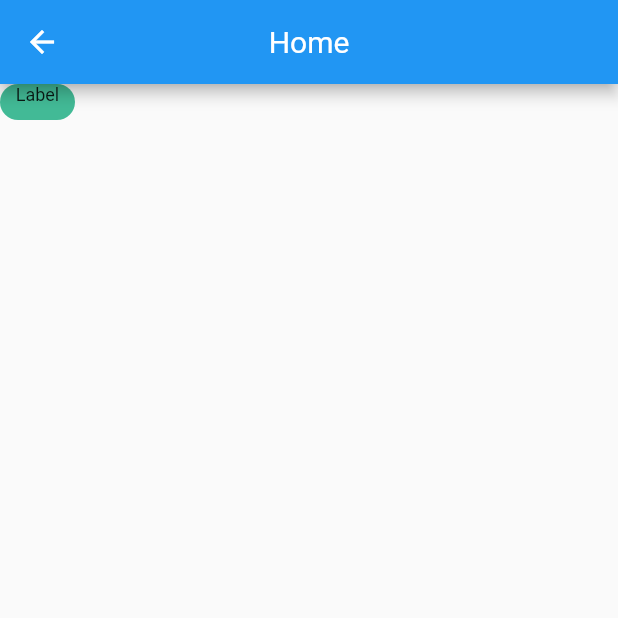
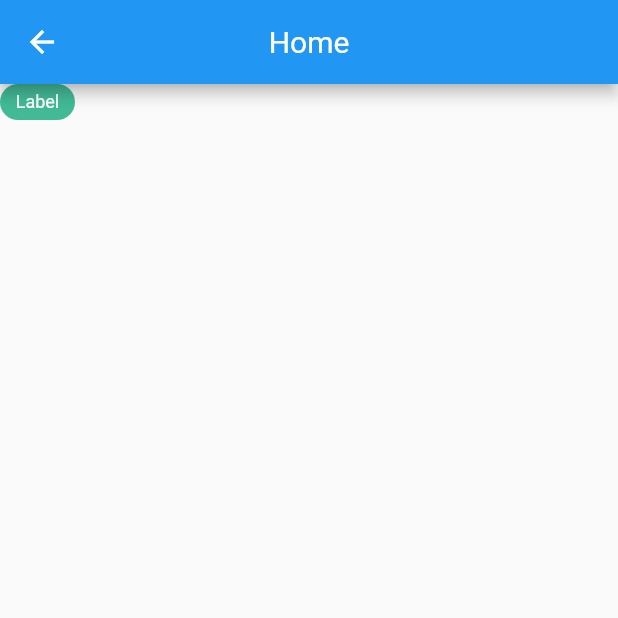
Before and after one commit to aajay-logiciel/ajayjp, a Flutter app: the screen it shows after launch, after a tap on "Labels", on a phone screen of 412 x 824 dp, the top half of it. Run offline on Flutter 3.47's test engine with Material 2 defaults, Android fonts, the phone set to English and light mode, and no system bars; our stand-ins replace get.

Commit message:
button, text comments

```diff
--- a/lib/button_class.dart
+++ b/lib/button_class.dart
@@ -33,6 +33,11 @@ class ButtonClass extends StatelessWidget {
                 const JPButton(
                   text: 'ajshdka',
                   type: JPButtonType.outline,
+                ),
+                const JPButton(
+                  iconData: Icons.circle,
+                  text:'Loading',
+                  iconPosition: JPIconPosition.end,
                 ),
                 text('Null Text Button'),
                 space(),
--- a/packages/jp_ui_kit/lib/Button/index.dart
+++ b/packages/jp_ui_kit/lib/Button/index.dart
@@ -27,19 +27,46 @@ class JPButton extends StatefulWidget {
     Key? key,
   }) : super(key: key);
 
+  /// Defines enabled or disabled of a button.
   final bool disabled;
+
+  /// Used to set button color, text color, border color.
   final JPButtonColorType colorType;
+
+  /// Called when the button is tapped or otherwise activated.
   final VoidCallback? onPressed;
+
+  /// Defines icon data of an icon.
   final IconData? iconData;
+
+  /// Defines icon color of an icon.
   final Color? iconColor;
+
+  /// Defines icon position of an icon.
   final JPIconPosition iconPosition;
+
+  /// Defines icon size of an icon.
+  final double? iconSize;
+
+  /// Defines text of a button.
   final String? text;
+
+  /// Defines text color of a button.
+  final Color? textColor;
+
+  /// Defines text size of a button.
+  final JPTextSize? textSize;
+
+  /// Defines text font family of a button.
+  final JPFontFamily fontFamily;
+
+  /// Defines font weight of a button.
+  final JPFontWeight fontWeight;
+
+  /// Defines size of a button.
   final JPButtonSize size;
-  final Color? textColor;
-  final JPFontFamily fontFamily;
-  final JPFontWeight fontWeight;
-  final JPTextSize? textSize;
-  final double? iconSize;
+
+  /// Defines type of a button.
   final JPButtonType? type;
 
   @override
@@ -72,6 +99,7 @@ class _JPButtonState extends State<JPButton> {
     super.initState();
   }
 
+  /// Return textSize by using button size and default size is [JPTextSize.heading3].
   getTextSize() {
     switch (size) {
       case JPButtonSize.large:
@@ -87,22 +115,30 @@ class _JPButtonState extends State<JPButton> {
     }
   }
 
+  /// Return Color by using colorType and default color is [JPColor.white] but for outline button default color is [JPColor.primary].
   Color getTextColor() {
     switch (widget.colorType) {
       case JPButtonColorType.primary:
-        return widget.type == JPButtonType.outline ? JPColor.primary : JPColor.white;
+        return widget.type == JPButtonType.outline
+            ? JPColor.primary
+            : JPColor.white;
 
       case JPButtonColorType.tertiary:
-        return widget.type == JPButtonType.outline ? JPColor.tertiary : JPColor.white;
+        return widget.type == JPButtonType.outline
+            ? JPColor.tertiary
+            : JPColor.white;
 
       case JPButtonColorType.lightGray:
-        return widget.type == JPButtonType.outline ? JPColor.lightGray : JPColor.tertiary;
+        return widget.type == JPButtonType.outline
+            ? JPColor.lightGray
+            : JPColor.tertiary;
 
       default:
         return JPColor.white;
     }
   }
 
+  /// Return Color  by using colorType and default color is [JPColor.primary] but for outline button color is [JPColor.transparent].
   Color getButtonColor() {
     if (type == JPButtonType.outline) {
       return JPColor.transparent;
@@ -123,6 +159,7 @@ class _JPButtonState extends State<JPButton> {
     }
   }
 
+  /// Return Color by using colorType and default color is [JPColor.primary].
   Color getBorderColor() {
     switch (widget.colorType) {
       case JPButtonColorType.primary:
@@ -139,6 +176,10 @@ class _JPButtonState extends State<JPButton> {
     }
   }
 
+  /// Return BoxDecoration of a container.
+  /// Defines button container decoration by using type.
+  /// Outline button have only border width and color.
+  /// Default border radius is circular of radius 50 and color [JPColor.primary].
   BoxDecoration getBoxDecoration() {
     switch (type) {
       case JPButtonType.solid:
@@ -160,6 +201,7 @@ class _JPButtonState extends State<JPButton> {
     }
   }
 
+  /// Return BorderRadiusGeometry of a button using button size.
   BorderRadiusGeometry getButtonRadius() {
     if (size == JPButtonSize.smallIcon) {
       return BorderRadius.circular(10);
@@ -172,6 +214,7 @@ class _JPButtonState extends State<JPButton> {
   Widget build(BuildContext context) {
     ShapeBorder shapeBorderType;
 
+    /// Return double by using button size and default size is flat.
     double getButtonWidth() {
       switch (size) {
         case JPButtonSize.flat:
@@ -195,6 +238,7 @@ class _JPButtonState extends State<JPButton> {
       }
     }
 
+    /// Return double by using button size and default size is flat.
     double getButtonHeight() {
       switch (size) {
         case JPButtonSize.flat:
@@ -255,11 +299,10 @@ class _JPButtonState extends State<JPButton> {
           child: IconTheme.merge(
             data: const IconThemeData(),
             child: Container(
-              height: getButtonHeight(),
-              width: getButtonWidth(),
-              padding: const EdgeInsets.symmetric(horizontal: 8),
-              child: getCenterData()
-            ),
+                height: getButtonHeight(),
+                width: getButtonWidth(),
+                padding: const EdgeInsets.symmetric(horizontal: 8),
+                child: getContainerData()),
           ),
         ),
       ),
@@ -273,9 +316,9 @@ class _JPButtonState extends State<JPButton> {
     );
   }
 
+  /// Defines icon widget
   Widget getIcon() {
-    if(iconData == null) return const SizedBox.shrink();
-
+    if (iconData == null) return const SizedBox.shrink();
     return Icon(
       iconData,
       size: widget.iconSize,
@@ -283,9 +326,9 @@ class _JPButtonState extends State<JPButton> {
     );
   }
 
+  /// Defines text widget
   Widget getText() {
-    if(text == null) return const SizedBox.shrink();
-
+    if (text == null) return const SizedBox.shrink();
     return JPText(
       text: text!,
       fontFamily: widget.fontFamily,
@@ -296,15 +339,15 @@ class _JPButtonState extends State<JPButton> {
     );
   }
 
-
-  Widget getCenterData() {
+  /// Defines child widget of a container
+  Widget getContainerData() {
     List<Widget> rowChildren = <Widget>[
       getIcon(),
       const SizedBox(width: 5),
       Flexible(child: getText())
     ];
 
-    if(widget.iconPosition == JPIconPosition.end) {
+    if (widget.iconPosition == JPIconPosition.end) {
       rowChildren = <Widget>[
         Flexible(child: getText()),
         const SizedBox(width: 5),
--- a/packages/jp_ui_kit/lib/Button/radius.dart
+++ b/packages/jp_ui_kit/lib/Button/radius.dart
@@ -1,4 +1,8 @@
+/// [JPButtonRadius] is used to set border radius of a button widget
 enum JPButtonRadius {
+  /// Default radius is [JPButtonRadius.circular], used for circular border button of radius 50
   circular,
+
+  /// Default radius is [JPButtonRadius.roundSquare], used for round border button of radius 10
   roundSquare,
 }
--- a/packages/jp_ui_kit/lib/Button/type.dart
+++ b/packages/jp_ui_kit/lib/Button/type.dart
@@ -1,5 +1,8 @@
+/// [JPButtonType] is used to set type of a button widget
 enum JPButtonType {
+  /// Default type is [JPButtonType.solid] is used to set solid type of a button widget
   solid,
+
+  ///[JPButtonType.outline] is used to set outline type of a button widget
   outline,
-  transparent,
 }
--- a/packages/jp_ui_kit/lib/CommonFiles/icon_position.dart
+++ b/packages/jp_ui_kit/lib/CommonFiles/icon_position.dart
@@ -1,8 +1,8 @@
-/// [Position] is used to position the icon, badges to start or end of the button
+/// [JPIconPosition] is used to position the icon to start or end of the button
 enum JPIconPosition {
-  /// [Position.start] is used to place icon, badges to start of the Button
+  /// Default position is [JPIconPosition.start] is used to place icon to start of the Button
   start,
 
-  /// [Position.end] is used to place icon, badges to end of the Button
+  /// [JPIconPosition.end] is used to place icon to end of the Button
   end,
 }
--- a/packages/jp_ui_kit/lib/CommonFiles/orientation.dart
+++ b/packages/jp_ui_kit/lib/CommonFiles/orientation.dart
@@ -1,4 +1,8 @@
+/// [JPOrientation] is used to change orientation of the widget
 enum JPOrientation {
+  /// Default orientation is [JPOrientation.horizontal] is used to change orientation to horizontal
   horizontal,
+
+  /// [JPOrientation.vertical] is used to change orientation to vertical
   vertical,
 }
--- a/packages/jp_ui_kit/lib/CommonFiles/shape.dart
+++ b/packages/jp_ui_kit/lib/CommonFiles/shape.dart
@@ -1,6 +1,6 @@
-/// [JPShape] is used to shape the Button widget.
+/// [JPButtonShape] is used to shape the Button widget.
 enum JPButtonShape {
-  /// [BShape.circular], used for circular shaped button with rounded corners
+  /// Default shape is [JPButtonShape.circular], used for circular shaped button of radius 50
   circular,
 
   /// Default shape is [JPShape.standard], used for standard rectangle button with rounded corners
--- a/packages/jp_ui_kit/lib/JPLabel/jp_label.dart
+++ b/packages/jp_ui_kit/lib/JPLabel/jp_label.dart
@@ -9,11 +9,13 @@ class JPLabels extends StatefulWidget {
   const JPLabels(
       {this.text = 'Label',
       this.jpLabelType = JPLabelType.success,
-      this.textColor,
+      this.textColor = JPColor.white,
       this.backgroundColor,
       this.fontFamily = JPFontFamily.roboto,
       this.textSize = JPTextSize.heading5,
       this.fontWeight = JPFontWeight.regular,
+        this.labelWidth=50.0,
+        this.labelHeight=24.0,
       Key? key})
       : super(key: key);
 
@@ -23,15 +25,15 @@ class JPLabels extends StatefulWidget {
   final Color? backgroundColor;
   final JPFontFamily fontFamily;
   final JPTextSize textSize;
-
   final JPFontWeight fontWeight;
+  final double? labelWidth;
+  final double? labelHeight;
 
   @override
   State<JPLabels> createState() => _JPLabelsState();
 }
 
 class _JPLabelsState extends State<JPLabels> {
-  Widget? child;
   JPLabelType? jpLabelType;
   Color? backgroundColor;
   Color? textColor;
@@ -48,14 +50,6 @@ class _JPLabelsState extends State<JPLabels> {
   void initState() {
     backgroundColor = widget.backgroundColor;
     textColor = widget.textColor;
-    child = JPText(
-      text: widget.text,
-      fontWeight: widget.fontWeight,
-      fontFamily: widget.fontFamily,
-      textColor: textColor ?? getTextColor(),
-      textSize: widget.textSize,
-    );
-
     super.initState();
   }
 
@@ -83,7 +77,18 @@ class _JPLabelsState extends State<JPLabels> {
         borderRadius: BorderRadius.circular(50),
         color: backgroundColor ?? getBackgroundColor(),
       ),
-      child: child,
+      child: Center(
+        child: getTextWidget(),
+      )
+    );
+  }
+  getTextWidget() {
+    return JPText(
+      text: widget.text,
+      fontWeight: widget.fontWeight,
+      fontFamily: widget.fontFamily,
+      textColor: textColor ?? getTextColor(),
+      textSize: widget.textSize,
     );
   }
 }
--- a/packages/jp_ui_kit/lib/Text/fontfamily.dart
+++ b/packages/jp_ui_kit/lib/Text/fontfamily.dart
@@ -1,5 +1,7 @@
-/// [Font] is used to change the font of the text.
+/// [JPFontFamily] is used to change the font of the text.
 enum JPFontFamily {
+  /// Default font is [JPFontFamily.roboto] is used to set font of a text widget
   roboto,
+  ///  [JPFontFamily.montserrat] is used to set font of a text widget
   montserrat,
 }
--- a/packages/jp_ui_kit/lib/Text/index.dart
+++ b/packages/jp_ui_kit/lib/Text/index.dart
@@ -14,19 +14,36 @@ class JPText extends StatelessWidget {
       this.textColor = JPColor.black,
       this.overflow = TextOverflow.ellipsis,
       this.textAlign = TextAlign.center,
+        this.maxLine=1,
       Key? key})
       : super(key: key);
 
+  /// Defines text of a text.
   final String text;
+
+  /// Defines textSize of a text.
   final JPTextSize? textSize;
+
+  /// Defines fontFamily of a text.
   final JPFontFamily? fontFamily;
+
+  /// Defines fontWeight of a text.
   final JPFontWeight? fontWeight;
+
+  /// Defines textColor of a text.
   final Color? textColor;
+
+  /// Defines overflow of a text.
   final TextOverflow overflow;
+
+  /// Defines textAlign of a text.
   final TextAlign textAlign;
+  /// Defines maxLine of a text.
+  final int maxLine;
 
   @override
   Widget build(BuildContext context) {
+    /// Return double  textSize of a text and default textSize is [JPTextSize.heading4]
     double getTextSize() {
       switch (textSize) {
         case JPTextSize.heading1:
@@ -46,6 +63,7 @@ class JPText extends StatelessWidget {
       }
     }
 
+    /// Return  fontFamily of a text and default textSize is [JPFontFamily.roboto]
     String getFontFamily() {
       switch (fontFamily) {
         case JPFontFamily.roboto:
@@ -57,6 +75,7 @@ class JPText extends StatelessWidget {
       }
     }
 
+    /// Return  fontWeight of a text and default textSize is [JPFontFamily.regular]
     FontWeight getFontWeight() {
       switch (fontWeight) {
         case JPFontWeight.regular:
@@ -73,6 +92,7 @@ class JPText extends StatelessWidget {
     return Text(
       text,
       textAlign: textAlign,
+      maxLines: maxLine,
       style: TextStyle(
         color: textColor,
         fontSize: getTextSize(),
```
Also changed, not shown: packages/jp_ui_kit/lib/Button/color_type.dart (+8 -0 lines), packages/jp_ui_kit/lib/Button/size.dart (+12 -0 lines), packages/jp_ui_kit/lib/CommonFiles/iconshape.dart (deleted, +0 -14 lines), packages/jp_ui_kit/lib/Text/fontweight.dart (+6 -1 lines), packages/jp_ui_kit/lib/Text/textsize.dart (+7 -1 lines).
